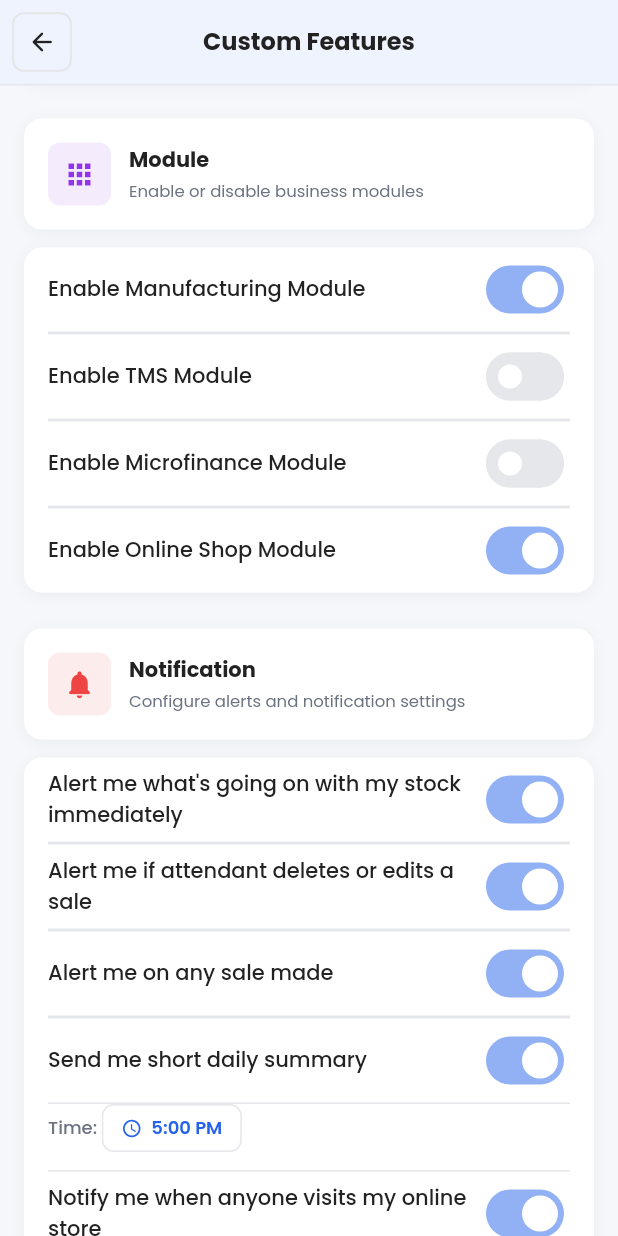
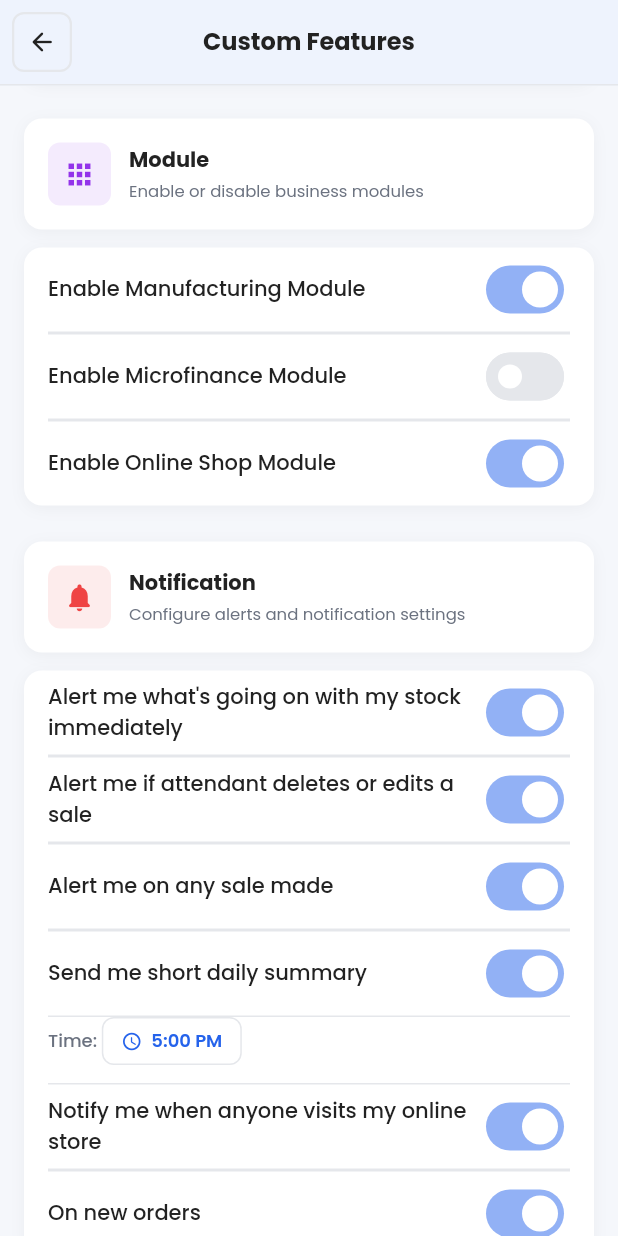
Before and after one commit to justleo722/dukaappmobile, a Flutter app: the CustomFeaturesPage screen opened by its route, scrolled down 1728 dp, on a phone screen of 412 x 824 dp. Run offline on Flutter 3.47's test engine with Material 3 defaults, Android fonts, the phone set to English and light mode, and no system bars; our stand-ins replace csv, dio, file_picker, flutter_animate, flutter_riverpod, flutter_screenutil and 13 more; missing offline and left inert: excel, mobile_scanner; accounts and stored records are empty; network calls fail.

Commit message:
refactor: Remove TMS module references and related configurations

```diff
--- a/lib/app/router.dart
+++ b/lib/app/router.dart
@@ -119,7 +119,6 @@ import 'package:dukaapp/features/online_shop/presentation/pages/storefront_page.
 import 'package:dukaapp/features/online_shop/presentation/pages/shopping_cart_page.dart';
 import 'package:dukaapp/features/online_shop/presentation/pages/online_shop_checkout_page.dart';
 import 'package:dukaapp/features/online_shop/presentation/pages/product_details_page.dart';
-import 'package:dukaapp/features/tms/presentation/pages/tms_page.dart';
 
 final GlobalKey<NavigatorState> _rootNavigatorKey = GlobalKey<NavigatorState>();
 
@@ -485,11 +484,6 @@ final appRouterProvider = Provider<GoRouter>((ref) {
         ],
       ),
       GoRoute(
-        path: '/tms',
-        name: 'tms',
-        builder: (context, state) => const TmsPage(),
-      ),
-      GoRoute(
         path: '/manufacturing',
         name: 'manufacturing',
         builder: (context, state) => const ManufacturingPage(),
--- a/lib/core/models/shop_config.dart
+++ b/lib/core/models/shop_config.dart
@@ -23,7 +23,6 @@ class ShopConfig {
   final String vatPolicy;
   final bool enableManufacturing;
   final bool enableOnlineStore;
-  final bool enableTms;
   final bool enableReceiptMode;
   final bool enablePrinter;
   final bool enableEfd;
@@ -51,7 +50,6 @@ class ShopConfig {
     this.vatPolicy = 'exclusive',
     this.enableManufacturing = false,
     this.enableOnlineStore = false,
-    this.enableTms = false,
     this.enableReceiptMode = false,
     this.enablePrinter = false,
     this.enableEfd = false,
@@ -88,7 +86,6 @@ class ShopConfig {
       vatPolicy: m['vat_policy']?.toString() ?? 'exclusive',
       enableManufacturing: _b(m['enable_manufacturing'], fallback: false),
       enableOnlineStore: _b(m['enable_online_store'], fallback: false),
-      enableTms: _b(m['enable_tms'], fallback: false),
       enableReceiptMode: _b(m['enable_receipt_mode'], fallback: false),
       enablePrinter: _b(m['enable_printer'], fallback: false),
       enableEfd: _b(m['enable_efd'], fallback: false),
@@ -118,7 +115,6 @@ class ShopConfig {
     'vat_policy': vatPolicy,
     'enable_manufacturing': enableManufacturing ? '1' : '0',
     'enable_online_store': enableOnlineStore ? '1' : '0',
-    'enable_tms': enableTms ? '1' : '0',
     'enable_receipt_mode': enableReceiptMode ? '1' : '0',
     'enable_printer': enablePrinter ? '1' : '0',
     'enable_efd': enableEfd ? '1' : '0',
--- a/lib/core/services/api_endpoints.dart
+++ b/lib/core/services/api_endpoints.dart
@@ -309,11 +309,6 @@ abstract final class ApiEndpoints {
   /// Activity / audit log entries.
   static final getDataLogs           = _g('logs');
 
-  // ── TMS ───────────────────────────────────────────────────────────────
-
-  /// TMS loan-eligibility data.
-  static final getDataTms = _g('tms');
-
   // ── Super admin ───────────────────────────────────────────────────────
 
   static final getDataSuperadminDashboard = _g('superadmin_dashboard');
@@ -588,12 +583,6 @@ abstract final class ApiEndpoints {
   /// Create a supplier wallet transaction.
   static final postWalletSupplierCreate = _p('wallet/supplier/create');
 
-  // ═══════════════════════════════════════════════════════════════════════════
-  // TMS (direct controller endpoints — not postdata/getdata)
-  // ═══════════════════════════════════════════════════════════════════════════
-
-  /// Submit a TMS loan eligibility application.
-  static const String postTmsApply = '${ApiConfig.appApiBase}/Tms/eligibility';
 
   // ═══════════════════════════════════════════════════════════════════════════
   // Private helpers
--- a/lib/features/dashboard/presentation/widgets/dashboard_grid.dart
+++ b/lib/features/dashboard/presentation/widgets/dashboard_grid.dart
@@ -44,9 +44,6 @@ class DashboardGrid extends ConsumerWidget {
       case 'Renew':
         context.push('/renew');
         break;
-      case 'TMS Loans':
-        context.push('/tms');
-        break;
       default:
         break;
     }
@@ -79,9 +76,6 @@ class DashboardGrid extends ConsumerWidget {
           return u.canSeeSettings;
         case 'Renew':
           return u.isOwner;
-        case 'TMS Loans':
-        case 'Microfinance':
-          return (u.isOwner || u.isManager) && cfg.enableTms;
         default:
           return u.isOwner;
       }
--- a/lib/features/settings/presentation/pages/custom_features_page.dart
+++ b/lib/features/settings/presentation/pages/custom_features_page.dart
@@ -54,7 +54,6 @@ class _CustomFeaturesPageState extends ConsumerState<CustomFeaturesPage> {
 
   // Module features
   bool _enableManufacturing = true;
-  bool _enableTms = false;
   bool _enableMicrofinance = false;
   bool _enableOnlineShop = true;
 
@@ -118,7 +117,6 @@ class _CustomFeaturesPageState extends ConsumerState<CustomFeaturesPage> {
         _addProductByImage     = _b(s['upload_by_image']    ?? _addProductByImage);
         _enableBarcodeScanner  = _b(s['enable_barcode_scanner'] ?? _enableBarcodeScanner);
         _enableManufacturing   = _b(s['enable_manufacturing']?? _enableManufacturing);
-        _enableTms             = _b(s['enable_tms']          ?? _enableTms);
         _enableMicrofinance    = _b(s['enable_microfinance'] ?? _enableMicrofinance);
         _enableOnlineShop      = _b(s['enable_online_store'] ?? _enableOnlineShop);
         _defaultTodayFilter    = _b(s['make_default_filter_today'] ?? _defaultTodayFilter);
@@ -210,7 +208,6 @@ class _CustomFeaturesPageState extends ConsumerState<CustomFeaturesPage> {
         'upload_by_image':    s(_addProductByImage),
         'enable_barcode_scanner': s(_enableBarcodeScanner),
         'enable_manufacturing':   s(_enableManufacturing),
-        'enable_tms':         s(_enableTms),
         'enable_microfinance':s(_enableMicrofinance),
         'enable_online_store':s(_enableOnlineShop),
         'make_default_filter_today': s(_defaultTodayFilter),
@@ -775,12 +772,6 @@ class _CustomFeaturesPageState extends ConsumerState<CustomFeaturesPage> {
         ),
         const Divider(height: 1, indent: 16, endIndent: 16, color: AppColors.divider),
         _FeatureToggle(
-          title: 'Enable TMS Module',
-          value: _enableTms,
-          onChanged: (val) => setState(() => _enableTms = val),
-        ),
-        const Divider(height: 1, indent: 16, endIndent: 16, color: AppColors.divider),
-        _FeatureToggle(
           title: 'Enable Microfinance Module',
           value: _enableMicrofinance,
           onChanged: (val) => setState(() => _enableMicrofinance = val),
```
Also changed, not shown: lib/core/services/api_service.dart (+0 -11 lines), lib/features/dashboard/presentation/constants/dashboard_constants.dart (+0 -7 lines), lib/features/purchase/presentation/pages/purchase_stock_page.dart (+9 -0 lines).
